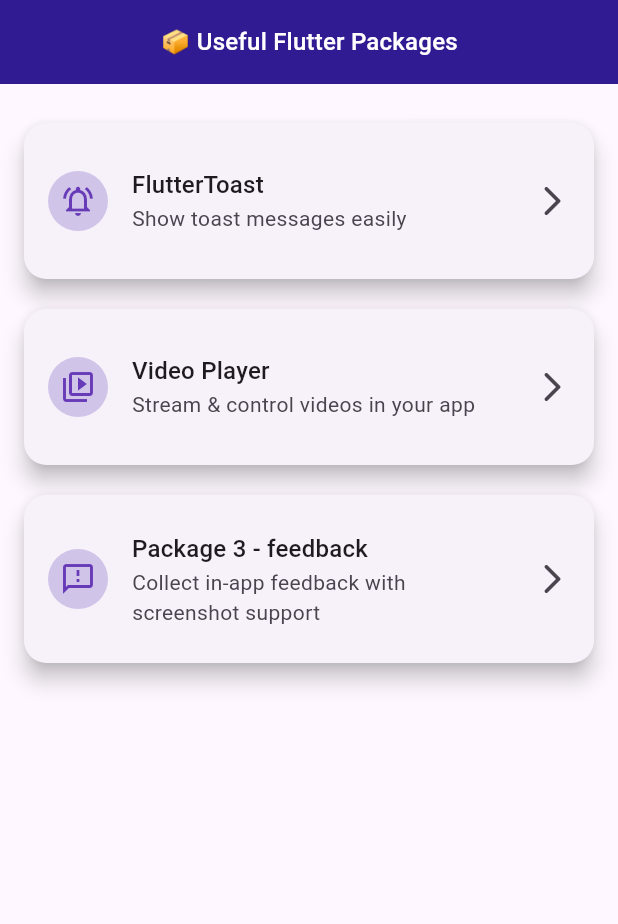
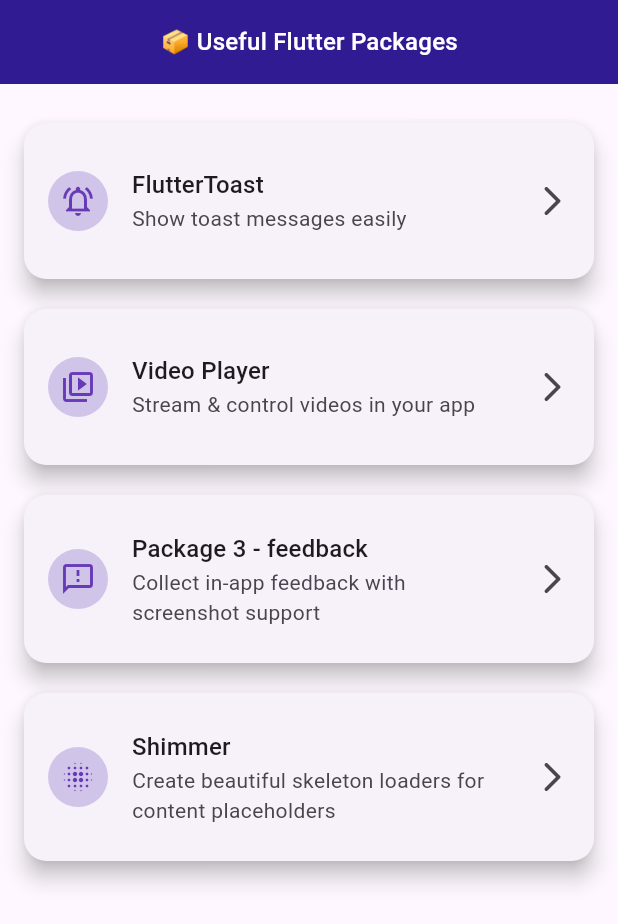
Before and after one commit to Shehryar-dev/useful_packages, a Flutter app: the screen it shows after launch, on a phone screen of 412 x 824 dp. Shown: the top 924 px of the screen. Run offline on Flutter 3.47's test engine with Material 3 defaults, Android fonts, the phone set to English and light mode, and no system bars; our stand-ins replace device_preview, fluttertoast, shimmer, video_player; missing offline and left inert: feedback.

Commit message:
Code Update

```diff
--- a/lib/home/home_screen.dart
+++ b/lib/home/home_screen.dart
@@ -1,4 +1,6 @@
 
+
+import 'package:useful_packages/packages/4_shimmer_package/shimmer_effect.dart';
 
 import '../constants/screen_paths.dart';
 
@@ -25,6 +27,12 @@ class UsefulPackageHomeScreen extends StatelessWidget {
         subtitle: 'Collect in-app feedback with screenshot support',
         icon: Icons.feedback_outlined,
         destination: const FeedbackExampleScreen(),
+      ),
+      _PackageItem(
+        title: 'Shimmer',
+        subtitle: 'Create beautiful skeleton loaders for content placeholders',
+        icon: Icons.blur_on,
+        destination: const ShimmerExample(),
       ),
 
       // Future package screens can be added here
```
